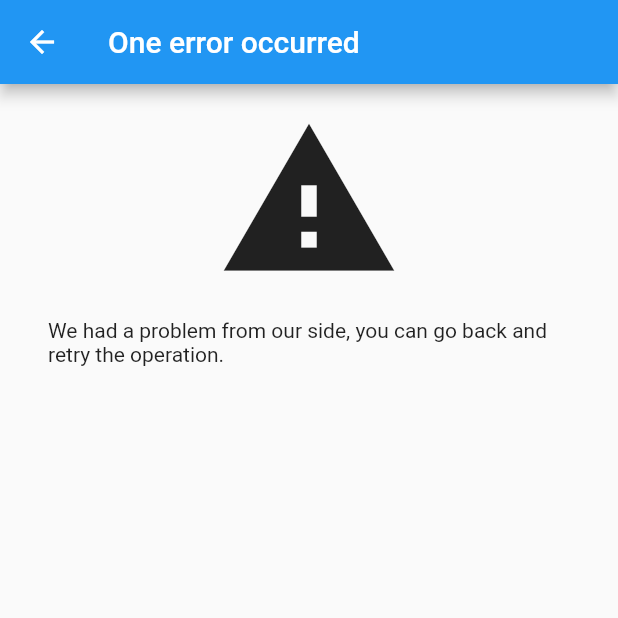
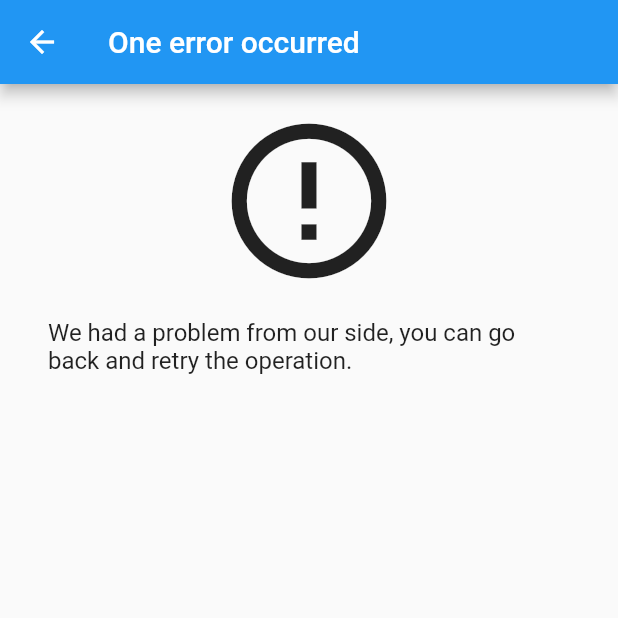
Before and after one commit to macielti/serotonin, a Flutter app: the ErrorScreen screen opened directly, on a phone screen of 412 x 824 dp, the top half of it. Run offline on Flutter 3.47's test engine with Material 2 defaults, Android fonts, the phone set to English and light mode, and no system bars; our stand-ins replace chewie, dartz, equatable, get_it, video_player; missing offline and left inert: nuvigator.

Commit message:
make error screen more configurable and fix unit tests

```diff
--- a/lib/core/presentation/pages/error.dart
+++ b/lib/core/presentation/pages/error.dart
@@ -1,26 +1,36 @@
 import 'package:flutter/material.dart';
 
+const String APP_BAR_TITLE = 'One error occurred';
+const String DESCRIPTION =
+    'We had a problem from our side, you can go back and retry the operation.';
+
 class ErrorScreen extends StatelessWidget {
-  const ErrorScreen({Key? key}) : super(key: key);
+  const ErrorScreen({
+    this.appBarTitle = APP_BAR_TITLE,
+    this.description = DESCRIPTION,
+  });
+
+  final String appBarTitle;
+  final String description;
 
   @override
   Widget build(BuildContext context) {
     return Scaffold(
-      appBar: AppBar(title: Text('One error occurred')),
+      appBar: AppBar(title: Text(appBarTitle)),
       body: Container(
         child: Padding(
           padding: const EdgeInsets.only(left: 32.0, right: 32.0),
           child: Column(
             children: [
               SizedBox(height: 16),
-              Center(child: Icon(Icons.warning, size: 124.0)),
+              Center(child: Icon(Icons.error_outline, size: 124.0)),
               SizedBox(height: 16),
-              Text(
-                  'We had a problem from our side, you can go back and retry the operation.')
+              Text(description, style: TextStyle(fontSize: 16.0),)
             ],
           ),
         ),
       ),
+      bottomNavigationBar: Text(''),
     );
   }
 }
```
Also changed, not shown: 1 other file.
